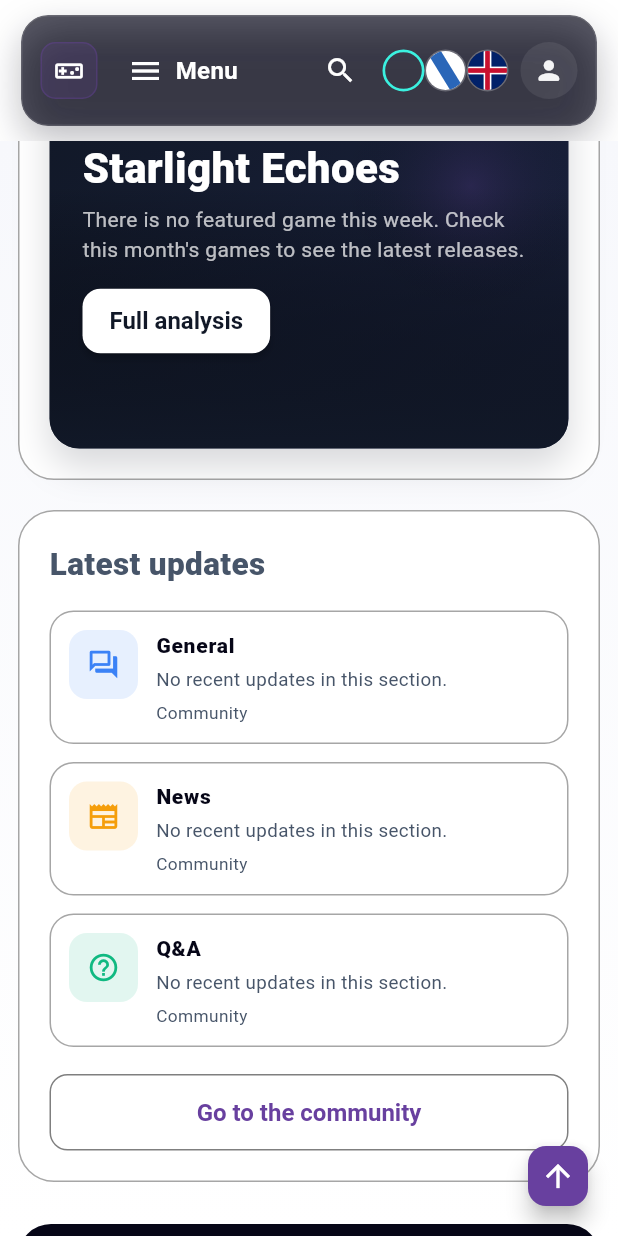
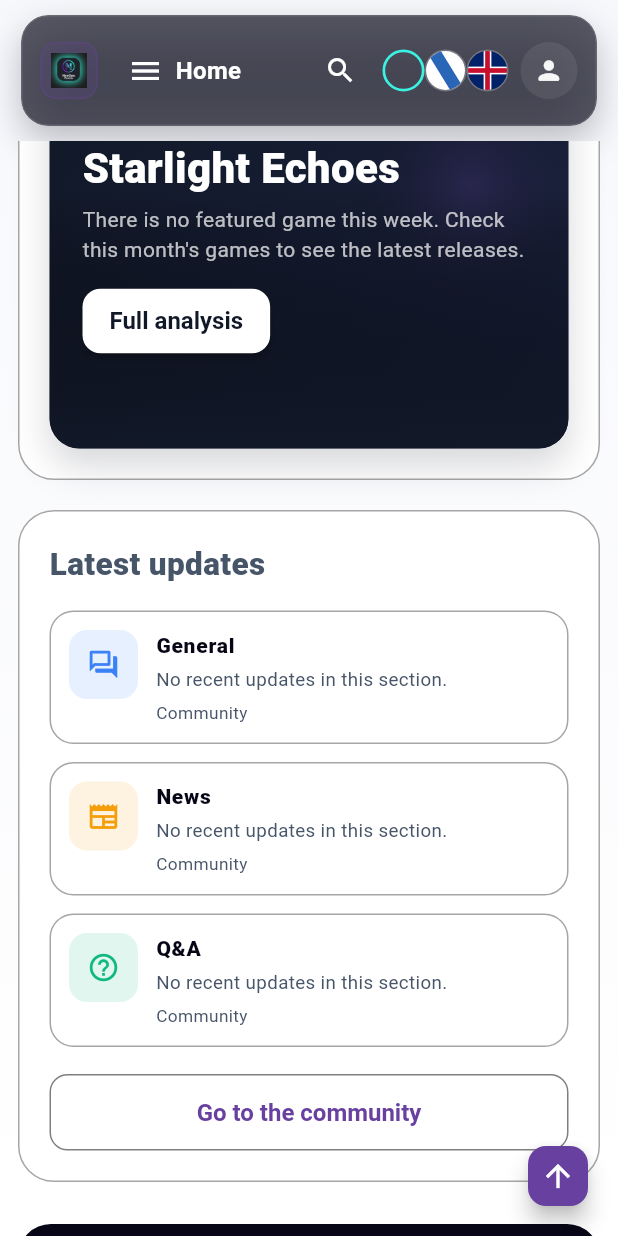
Before and after one commit to Javimix5/NexGenParents, a Flutter app: the HomeScreen screen opened directly, scrolled down 1152 dp, on a phone screen of 412 x 824 dp. Run offline on Flutter 3.47's test engine with Material 3 defaults, Android fonts, the phone set to English and light mode, and no system bars; our stand-ins replace cached_network_image, cloud_firestore, firebase_auth, firebase_core, google_sign_in, shared_preferences and 2 more; accounts and stored records are empty; network calls fail.

Commit message:
corregir el acceso de invitados

```diff
--- a/nexgenparents/lib/screens/auth/login_screen.dart
+++ b/nexgenparents/lib/screens/auth/login_screen.dart
@@ -1,5 +1,4 @@
 import 'package:flutter/material.dart';
-import 'package:flutter/foundation.dart';
 import 'package:provider/provider.dart';
 import '../../providers/auth_provider.dart';
 import '../../config/app_config.dart';
--- a/nexgenparents/lib/screens/welcome_screen.dart
+++ b/nexgenparents/lib/screens/welcome_screen.dart
@@ -3,6 +3,7 @@ import 'package:flutter/foundation.dart' show kIsWeb;
 import 'package:shared_preferences/shared_preferences.dart';
 import 'package:video_player/video_player.dart';
 import 'home/home_screen.dart';
+import '../main.dart';
 
 class WelcomeScreen extends StatefulWidget {
   const WelcomeScreen({super.key});
@@ -85,6 +86,10 @@ class _WelcomeScreenState extends State<WelcomeScreen> with WidgetsBindingObserv
   void _navigateToHome() {
     if (_navigated || !mounted) return;
     _navigated = true;
+
+    // Activa el marco persistente con la cabecera para toda la aplicación
+    appHeaderVisibility.value = true;
+
     Navigator.of(context).pushReplacement(
       PageRouteBuilder(
         transitionDuration: const Duration(milliseconds: 800), // Duración del fundido
--- a/nexgenparents/lib/widgets/common/app_footer.dart
+++ b/nexgenparents/lib/widgets/common/app_footer.dart
@@ -169,10 +169,12 @@ class AppFooter extends StatelessWidget {
             color: AppConfig.primaryColor.withOpacity(0.18),
             borderRadius: BorderRadius.circular(8),
           ),
-          child: const Icon(
-            Icons.videogame_asset_outlined,
-            color: Colors.white,
-            size: 16,
+          child: Padding(
+            padding: const EdgeInsets.all(4.0),
+            child: Image.asset(
+              'assets/images/logo_principal.png',
+              fit: BoxFit.contain,
+            ),
           ),
         ),
         const SizedBox(width: 10),
--- a/nexgenparents/lib/widgets/common/app_header.dart
+++ b/nexgenparents/lib/widgets/common/app_header.dart
@@ -271,10 +271,12 @@ _buildLocaleButton(
           color: AppConfig.primaryColor.withOpacity(0.35),
         ),
       ),
-      child: const Icon(
-        Icons.videogame_asset_outlined,
-        size: 20,
-        color: Colors.white,
+      child: Padding(
+        padding: const EdgeInsets.all(6.0),
+        child: Image.asset(
+          'assets/images/logo_principal.png',
+          fit: BoxFit.contain,
+        ),
       ),
     );
   }
@@ -760,8 +762,11 @@ class _CompactNavMenuButtonState extends State<CompactNavMenuButton> {
 
     return InkWell(
       onTap: () {
-        closeMenu();
-        widget.onNavigate(value);
+        // Retraso para que se vea el efecto ripple y evitar el cuelgue en Web
+        Future.delayed(const Duration(milliseconds: 120), () {
+          closeMenu();
+          widget.onNavigate(value);
+        });
       },
       child: Padding(
         padding: const EdgeInsets.symmetric(horizontal: 16, vertical: 12),
@@ -779,6 +784,27 @@ class _CompactNavMenuButtonState extends State<CompactNavMenuButton> {
 
   @override
   Widget build(BuildContext context) {
+    final l10n = AppLocalizations.of(context);
+
+    String currentSectionName = l10n?.headerMenuBtn ?? 'Menú';
+    switch (widget.activeSection) {
+      case AppSection.inicio:
+        currentSectionName = l10n?.navHome ?? 'Inicio';
+        break;
+      case AppSection.diccionario:
+        currentSectionName = l10n?.navDictionary ?? 'Diccionario';
+        break;
+      case AppSection.videojuegos:
+        currentSectionName = l10n?.navGames ?? 'Videojuegos';
+        break;
+      case AppSection.controlParental:
+        currentSectionName = l10n?.navParentalControl ?? 'Control Parental';
+        break;
+      case AppSection.comunidad:
+        currentSectionName = l10n?.navCommunity ?? 'Comunidad';
+        break;
+    }
+
     return TapRegion(
       groupId: 'nav_menu',
       child: InkWell(
@@ -793,7 +819,7 @@ class _CompactNavMenuButtonState extends State<CompactNavMenuButton> {
               const SizedBox(width: 8),
               Flexible(
                 child: Text(
-                  AppLocalizations.of(context)?.headerMenuBtn ?? 'Menú',
+                  currentSectionName,
                   overflow: TextOverflow.ellipsis,
                   style: const TextStyle(
                     color: Colors.white,
@@ -940,6 +966,39 @@ class AccountMenuButtonState extends State<AccountMenuButton> {
 
   @override
   Widget build(BuildContext context) {
+    if (!widget.isLoggedIn) {
+      final l10n = AppLocalizations.of(context);
+      final isCompact = MediaQuery.of(context).size.width < 1100;
+
+      if (isCompact) {
+        return InkWell(
+          onTap: () => widget.onMenuSelected('login'),
+          borderRadius: BorderRadius.circular(999),
+          child: Container(
+            width: 38,
+            height: 38,
+            decoration: BoxDecoration(
+              color: AppConfig.primaryColor,
+              shape: BoxShape.circle,
+            ),
+            child: const Icon(Icons.login, color: Colors.white, size: 18),
+          ),
+        );
+      }
+
+      return ElevatedButton.icon(
+        onPressed: () => widget.onMenuSelected('login'),
+        icon: const Icon(Icons.login, size: 16),
+        label: Text(l10n?.loginBtn ?? 'Iniciar sesión'),
+        style: ElevatedButton.styleFrom(
+          backgroundColor: AppConfig.primaryColor,
+          foregroundColor: Colors.white,
+          minimumSize: const Size(0, 38),
+          padding: const EdgeInsets.symmetric(horizontal: 16),
+        ),
+      );
+    }
+
     return TapRegion(
       groupId: 'account_menu',
       child: MouseRegion(
@@ -1010,8 +1069,11 @@ class AccountMenuButtonState extends State<AccountMenuButton> {
   }) {
     return InkWell(
       onTap: () {
-        closeMenu();
-        widget.onMenuSelected(value);
+        // Retraso para que se vea el efecto ripple y evitar el cuelgue en Web
+        Future.delayed(const Duration(milliseconds: 120), () {
+          closeMenu();
+          widget.onMenuSelected(value);
+        });
       },
       child: Padding(
         padding: const EdgeInsets.symmetric(horizontal: 16, vertical: 12),
```
Also changed, not shown: nexgenparents/lib/main.dart (+10 -3 lines), nexgenparents/lib/widgets/common/persistent_frame.dart (+3 -8 lines).
